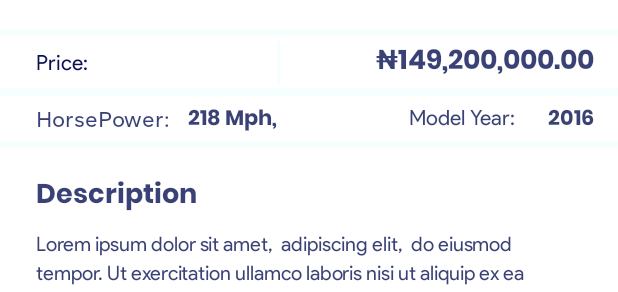
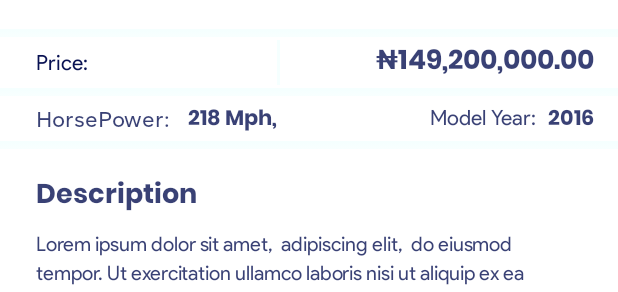
Before and after one commit to akstevx/Demo-App, an Android app: the layout fragment_view_details.xml on its own in the app's theme, with its tools: preview values and no code run, on a phone screen of 412 x 824 dp. Shown: the part 481-773 px from the top of the screen. Run offline under Robolectric (Android 15) with nearby library versions, the phone set to English and light mode, and no system bars.

Commit message:
Init Commit

```diff
--- a/app/src/main/res/layout/fragment_view_details.xml
+++ b/app/src/main/res/layout/fragment_view_details.xml
@@ -324,13 +324,13 @@
             android:id="@+id/textView4"
             android:layout_width="wrap_content"
             android:layout_height="wrap_content"
+            android:layout_marginEnd="8dp"
             android:fontFamily="@font/productsans_regular"
             android:text="Model Year:"
             android:textColor="#CC081152"
             android:textSize="14sp"
             app:layout_constraintBaseline_toBaselineOf="@+id/txtProductLocation"
-            app:layout_constraintEnd_toStartOf="@+id/textView6"
-            app:layout_constraintStart_toStartOf="@+id/txtProductAmount" />
+            app:layout_constraintEnd_toStartOf="@+id/textView6" />
 
         <TextView
             android:id="@+id/textView6"
```
